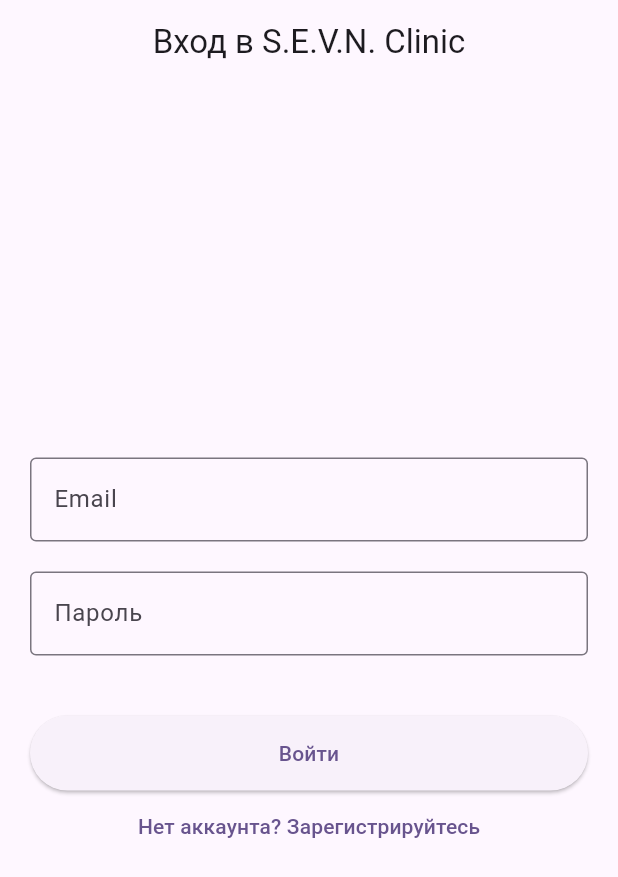
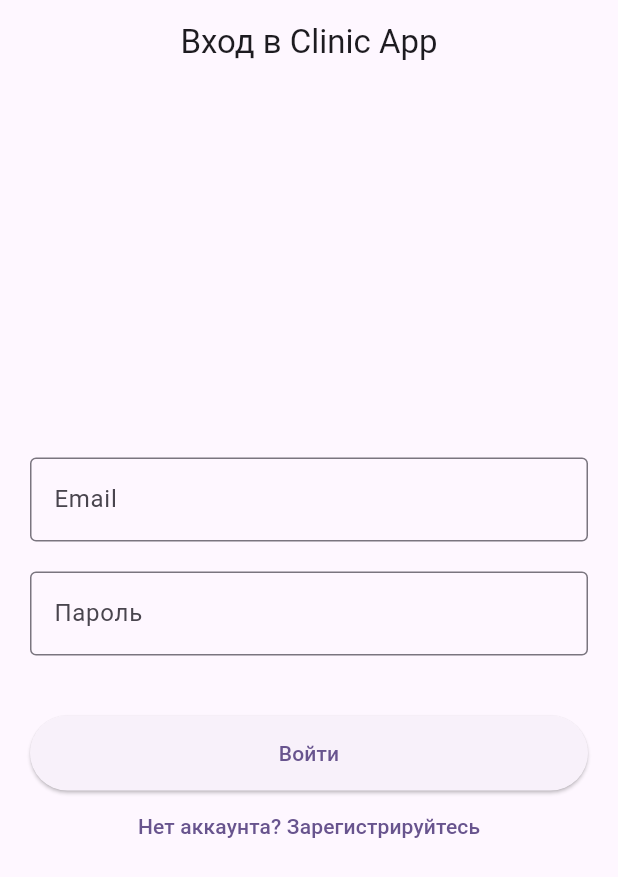
Before and after one commit to adthxkz/sevn-clinic-app, a Flutter app: the screen it shows after launch, on a phone screen of 412 x 824 dp. Shown: the top 877 px of the screen. Run offline on Flutter 3.47's test engine with Material 3 defaults, Android fonts, the light colour scheme and no system bars; our stand-ins replace firebase_auth, firebase_core, table_calendar; accounts and stored records are empty.

```diff
--- /dev/null
+++ b/lib/auth_gate.dart
@@ -0,0 +1,27 @@
+// lib/auth_gate.dart
+
+import 'package:firebase_auth/firebase_auth.dart';
+import 'package:flutter/material.dart';
+import 'package:sevn_clinic_app/features/auth/login_screen.dart';
+import 'package:sevn_clinic_app/main_screen.dart';
+
+class AuthGate extends StatelessWidget {
+  const AuthGate({super.key});
+
+  @override
+  Widget build(BuildContext context) {
+    // StreamBuilder слушает изменения состояния аутентификации в реальном времени
+    return StreamBuilder<User?>(
+      stream: FirebaseAuth.instance.authStateChanges(),
+      builder: (context, snapshot) {
+        // Если пользователь еще не вошел, показываем экран входа
+        if (!snapshot.hasData) {
+          return const LoginScreen();
+        }
+
+        // Если пользователь вошел, показываем главный экран
+        return const MainScreen();
+      },
+    );
+  }
+}
--- /dev/null
+++ b/lib/config/app_config.dart
@@ -0,0 +1,8 @@
+// lib/config/app_config.dart
+
+/// Центральный класс для хранения конфигурации приложения.
+/// Вся информация, уникальная для каждой клиники, будет здесь.
+class AppConfig {
+  /// Название приложения/клиники, которое будет отображаться в заголовках.
+  static const String clinicName = 'Clinic App';
+}
--- a/lib/features/auth/login_screen.dart
+++ b/lib/features/auth/login_screen.dart
@@ -4,6 +4,7 @@ import 'package:flutter/material.dart';
 import 'package:sevn_clinic_app/api/mock_api.dart';
 import 'package:sevn_clinic_app/main_screen.dart';
 import 'package:sevn_clinic_app/features/auth/registration_screen.dart';
+import 'package:sevn_clinic_app/config/app_config.dart';
 
 class LoginScreen extends StatefulWidget {
   const LoginScreen({super.key});
@@ -53,7 +54,7 @@ class _LoginScreenState extends State<LoginScreen> {
   Widget build(BuildContext context) {
     return Scaffold(
       appBar: AppBar(
-        title: const Text('Вход в S.E.V.N. Clinic'),
+        title: const Text('Вход в ${AppConfig.clinicName}'),
         centerTitle: true,
       ),
       body: Padding(
--- a/lib/features/services/services_screen.dart
+++ b/lib/features/services/services_screen.dart
@@ -16,13 +16,13 @@ class ServicesScreen extends StatefulWidget {
 
 class _ServicesScreenState extends State<ServicesScreen> {
   final CartService _cartService = CartService();
-  // Теперь мы загружаем и услуги, и профиль, чтобы сравнить их
+
   late Future<List<dynamic>> _dataFuture;
 
   @override
   void initState() {
     super.initState();
-    // Загружаем все данные одним запросом
+
     _dataFuture = Future.wait([
       MockApi().getServices(),
       MockApi().getProfileData(),
--- a/lib/features/shop/cart_screen.dart
+++ b/lib/features/shop/cart_screen.dart
@@ -117,7 +117,7 @@ class _CartScreenState extends State<CartScreen> {
       padding: const EdgeInsets.all(16.0),
       decoration: BoxDecoration(
         color: Colors.white,
-        boxShadow: [BoxShadow(color: Colors.black.withOpacity(0.1), blurRadius: 10)],
+        boxShadow: [BoxShadow(color: Colors.deepPurple.shade200, blurRadius: 10)],
       ),
       child: Column(
         children: [
--- a/lib/main.dart
+++ b/lib/main.dart
@@ -3,13 +3,20 @@
 import 'package:flutter/material.dart';
 import 'package:intl/date_symbol_data_local.dart';
 import 'package:provider/provider.dart';
-import 'package:sevn_clinic_app/features/auth/login_screen.dart';
+import 'package:sevn_clinic_app/auth_gate.dart';
 import 'package:sevn_clinic_app/services/cart_service.dart';
-
+import 'package:firebase_core/firebase_core.dart';
+import 'firebase_options.dart';
+import 'package:sevn_clinic_app/config/app_config.dart';
 
 void main() async {
   WidgetsFlutterBinding.ensureInitialized();
   await initializeDateFormatting('ru', null);
+
+  // Инициализация Firebase
+  await Firebase.initializeApp(
+    options: DefaultFirebaseOptions.currentPlatform,
+  );
 
   runApp(
     ChangeNotifierProvider(
@@ -25,12 +32,13 @@ class MyApp extends StatelessWidget {
   @override
   Widget build(BuildContext context) {
     return MaterialApp(
-      title: 'S.E.V.N. Clinic',
+      title: AppConfig.clinicName,
+      debugShowCheckedModeBanner: false,
       theme: ThemeData(
         colorScheme: ColorScheme.fromSeed(seedColor: Colors.deepPurple),
         useMaterial3: true,
       ),
-      home: const LoginScreen(),
+      home: const AuthGate(),
     );
   }
 }
--- a/lib/main_screen.dart
+++ b/lib/main_screen.dart
@@ -20,7 +20,6 @@ class _MainScreenState extends State<MainScreen> {
   int _selectedIndex = 0;
   final CartService _cartService = CartService();
 
-  // Подписываемся на изменения в корзине, чтобы обновлять UI
   @override
   void initState() {
     super.initState();
@@ -33,7 +32,6 @@ class _MainScreenState extends State<MainScreen> {
     super.dispose();
   }
 
-  // Эта функция вызывает перерисовку экрана при изменении корзины
   void _onCartChanged() {
     setState(() {});
   }
@@ -57,10 +55,9 @@ class _MainScreenState extends State<MainScreen> {
     final itemCount = _cartService.totalItems;
 
     return Stack(
-      clipBehavior: Clip.none, // Позволяет бейджу выходить за границы иконки
+      clipBehavior: Clip.none,
       children: [
         const Icon(Icons.shopping_cart_outlined),
-        // Показываем красный кружок, только если в корзине что-то есть
         if (itemCount > 0)
           Positioned(
             right: -5,
@@ -100,7 +97,6 @@ class _MainScreenState extends State<MainScreen> {
           const BottomNavigationBarItem(icon: Icon(Icons.calendar_today_outlined), activeIcon: Icon(Icons.calendar_today), label: 'Услуги'),
           const BottomNavigationBarItem(icon: Icon(Icons.shopping_bag_outlined), activeIcon: Icon(Icons.shopping_bag), label: 'Магазин'),
           const BottomNavigationBarItem(icon: Icon(Icons.list_alt_outlined), activeIcon: Icon(Icons.list_alt), label: 'Мои записи'),
-          // --- ИЗМЕНЕНИЕ ЗДЕСЬ: Используем наш новый виджет для иконки ---
           BottomNavigationBarItem(
             icon: _buildCartIcon(),
             label: 'Корзина',
--- a/lib/widgets/global_cart_icon.dart
+++ b/lib/widgets/global_cart_icon.dart
@@ -10,7 +10,6 @@ class GlobalCartIcon extends StatelessWidget {
 
   @override
   Widget build(BuildContext context) {
-    // Consumer "слушает" изменения в CartService и перерисовывает только то, что внутри builder.
     return Consumer<CartService>(
       builder: (context, cartService, child) {
         return InkWell(
--- a/pubspec.yaml
+++ b/pubspec.yaml
@@ -33,6 +33,8 @@ dependencies:
   intl: ^0.19.0
   table_calendar: ^3.1.2
   provider: ^6.1.2
+  firebase_core: ^2.32.0
+  firebase_auth: ^4.20.0
 
   # The following adds the Cupertino Icons font to your application.
   # Use with the CupertinoIcons class for iOS style icons.
```
Also changed, not shown: lib/features/shop/shop_screen.dart (+2 -8 lines), lib/services/auth_service.dart (added, +63 -0 lines), firebase.json (added), lib/firebase_options.dart (added), 6 other files.
